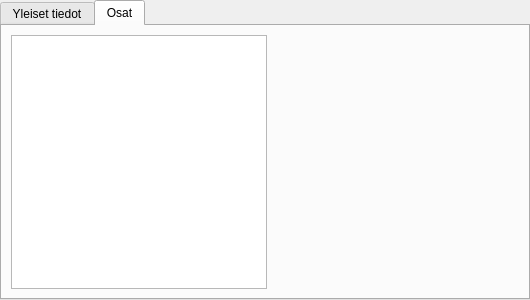
Above: src/editor/ui/vehicleform.ui from ruisleipa/kp2 before the change. Below: the same form after it.
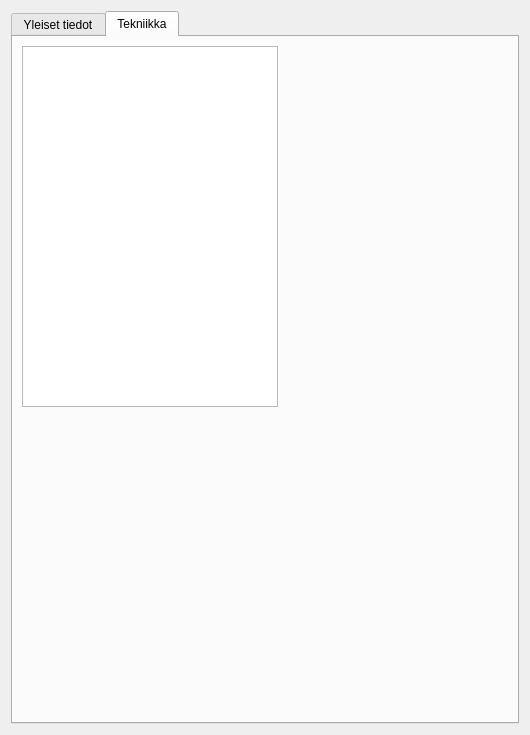
That is the form after the change. The open tabs and pages were chosen to show the change. Custom widgets are drawn as their Qt base class.

Commit message: Show some plots in the editor.

Patch:
```diff
--- a/src/editor/ui/vehicleform.ui
+++ b/src/editor/ui/vehicleform.ui
@@ -7,13 +7,13 @@
     <x>0</x>
     <y>0</y>
     <width>530</width>
-    <height>300</height>
+    <height>735</height>
    </rect>
   </property>
   <property name="minimumSize">
    <size>
     <width>530</width>
-    <height>300</height>
+    <height>700</height>
    </size>
   </property>
   <property name="windowTitle">
@@ -23,23 +23,6 @@
    <double>1.000000000000000</double>
   </property>
   <layout class="QVBoxLayout" name="verticalLayout_2">
-   <property name="spacing">
-    <number>0</number>
-   </property>
-   <property name="margin">
-    <number>0</number>
-   </property>
-   <item>
-    <layout class="QVBoxLayout" name="verticalLayout" stretch="0">
-     <property name="spacing">
-      <number>8</number>
-     </property>
-     <property name="sizeConstraint">
-      <enum>QLayout::SetFixedSize</enum>
-     </property>
-     <property name="topMargin">
-      <number>0</number>
-     </property>
      <item>
       <widget class="QTabWidget" name="tabWidget">
        <property name="currentIndex">
@@ -121,9 +104,11 @@
        </widget>
        <widget class="QWidget" name="tab_2">
         <attribute name="title">
-         <string>Osat</string>
-        </attribute>
-        <layout class="QHBoxLayout" name="horizontalLayout_3">
+       <string>Tekniikka</string>
+      </attribute>
+      <layout class="QVBoxLayout" name="verticalLayout" stretch="0,0">
+       <item>
+        <layout class="QHBoxLayout" name="horizontalLayout">
          <item>
           <widget class="QTreeWidget" name="partTree">
            <attribute name="headerVisible">
@@ -137,16 +122,51 @@
           </widget>
          </item>
          <item>
+          <layout class="QVBoxLayout" name="verticalLayout_3">
+           <item>
           <widget class="QStackedWidget" name="editorContainer"/>
          </item>
-        </layout>
-       </widget>
-      </widget>
-     </item>
-    </layout>
+           <item>
+            <spacer name="verticalSpacer">
+             <property name="orientation">
+              <enum>Qt::Vertical</enum>
+             </property>
+             <property name="sizeHint" stdset="0">
+              <size>
+               <width>20</width>
+               <height>40</height>
+              </size>
+             </property>
+            </spacer>
+           </item>
+          </layout>
+         </item>
+        </layout>
+       </item>
+       <item>
+        <widget class="QCustomPlot" name="plot" native="true">
+         <property name="minimumSize">
+          <size>
+           <width>0</width>
+           <height>300</height>
+          </size>
+         </property>
+        </widget>
+       </item>
+      </layout>
+     </widget>
+    </widget>
    </item>
   </layout>
  </widget>
+ <customwidgets>
+  <customwidget>
+   <class>QCustomPlot</class>
+   <extends>QWidget</extends>
+   <header>customplot/qcustomplot.h</header>
+   <container>1</container>
+  </customwidget>
+ </customwidgets>
  <resources/>
  <connections/>
 </ui>
```
Left out of the diff: 2 changed lines with no effect on the pictures. Lines whose indentation alone changed are shown as unchanged. The commit also changes 7 other files.
